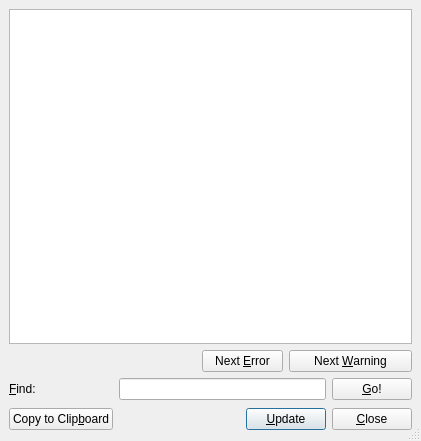
The window that src/frontends/qt4/ui/LogUi.ui (rpavlik/lyx-lucid-backport) describes before a commit, drawn with Qt 5.
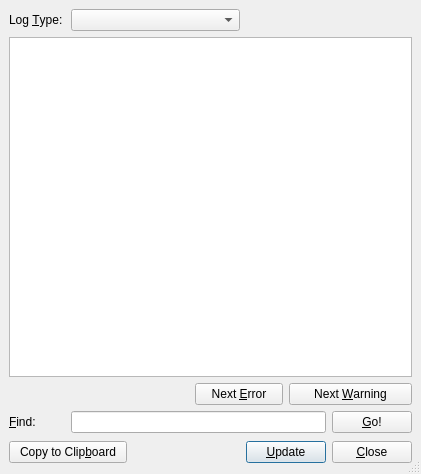
The same window after the commit.

```diff
--- a/src/frontends/qt4/ui/LogUi.ui
+++ b/src/frontends/qt4/ui/LogUi.ui
@@ -6,7 +6,7 @@
     <x>0</x>
     <y>0</y>
     <width>421</width>
-    <height>441</height>
+    <height>474</height>
    </rect>
   </property>
   <property name="windowTitle" >
@@ -22,7 +22,53 @@
    <property name="spacing" >
     <number>6</number>
    </property>
-   <item row="3" column="3" colspan="2" >
+   <item row="3" column="0" >
+    <widget class="QLabel" name="findLA" >
+     <property name="text" >
+      <string>&amp;Find:</string>
+     </property>
+     <property name="buddy" >
+      <cstring>findLE</cstring>
+     </property>
+    </widget>
+   </item>
+   <item row="3" column="1" colspan="5" >
+    <widget class="QLineEdit" name="findLE" >
+     <property name="toolTip" >
+      <string>Hit Enter to search, or click Go!</string>
+     </property>
+    </widget>
+   </item>
+   <item row="0" column="0" >
+    <widget class="QLabel" name="logTypeLA" >
+     <property name="text" >
+      <string>Log &amp;Type:</string>
+     </property>
+     <property name="buddy" >
+      <cstring>logTypeCO</cstring>
+     </property>
+    </widget>
+   </item>
+   <item row="0" column="4" colspan="3" >
+    <spacer>
+     <property name="orientation" >
+      <enum>Qt::Horizontal</enum>
+     </property>
+     <property name="sizeHint" >
+      <size>
+       <width>161</width>
+       <height>20</height>
+      </size>
+     </property>
+    </spacer>
+   </item>
+   <item row="0" column="1" colspan="3" >
+    <widget class="QComboBox" name="logTypeCO" />
+   </item>
+   <item row="1" column="0" colspan="7" >
+    <widget class="QTextBrowser" name="logTB" />
+   </item>
+   <item row="4" column="4" colspan="2" >
     <widget class="QPushButton" name="updatePB" >
      <property name="toolTip" >
       <string>Update the display</string>
@@ -35,14 +81,14 @@
      </property>
     </widget>
    </item>
-   <item row="3" column="5" >
+   <item row="4" column="6" >
     <widget class="QPushButton" name="closePB" >
      <property name="text" >
       <string>&amp;Close</string>
      </property>
     </widget>
    </item>
-   <item row="3" column="1" colspan="2" >
+   <item row="4" column="2" colspan="2" >
     <spacer>
      <property name="orientation" >
       <enum>Qt::Horizontal</enum>
@@ -58,14 +104,14 @@
      </property>
     </spacer>
    </item>
-   <item row="3" column="0" >
+   <item row="4" column="0" colspan="2" >
     <widget class="QPushButton" name="copyPB" >
      <property name="text" >
       <string>Copy to Clip&amp;board</string>
      </property>
     </widget>
    </item>
-   <item row="1" column="0" colspan="2" >
+   <item row="2" column="0" colspan="3" >
     <spacer>
      <property name="orientation" >
       <enum>Qt::Horizontal</enum>
@@ -78,31 +124,14 @@
      </property>
     </spacer>
    </item>
-   <item row="2" column="5" >
+   <item row="3" column="6" >
     <widget class="QPushButton" name="findPB" >
      <property name="text" >
       <string>&amp;Go!</string>
      </property>
     </widget>
    </item>
-   <item row="2" column="1" colspan="4" >
-    <widget class="QLineEdit" name="findLE" >
-     <property name="toolTip" >
-      <string>Hit Enter to search, or click Go!</string>
-     </property>
-    </widget>
-   </item>
-   <item row="2" column="0" >
-    <widget class="QLabel" name="findLA" >
-     <property name="text" >
-      <string>&amp;Find:</string>
-     </property>
-     <property name="buddy" >
-      <cstring>findLE</cstring>
-     </property>
-    </widget>
-   </item>
-   <item row="1" column="4" colspan="2" >
+   <item row="2" column="5" colspan="2" >
     <widget class="QPushButton" name="nextWarningPB" >
      <property name="toolTip" >
       <string>Jump to the next warning message.</string>
@@ -112,7 +141,7 @@
      </property>
     </widget>
    </item>
-   <item row="1" column="2" colspan="2" >
+   <item row="2" column="3" colspan="2" >
     <widget class="QPushButton" name="nextErrorPB" >
      <property name="toolTip" >
       <string>Jump to the next error message.</string>
@@ -122,9 +151,6 @@
      </property>
     </widget>
    </item>
-   <item row="0" column="0" colspan="6" >
-    <widget class="QTextBrowser" name="logTB" />
-   </item>
   </layout>
  </widget>
  <tabstops>
```
